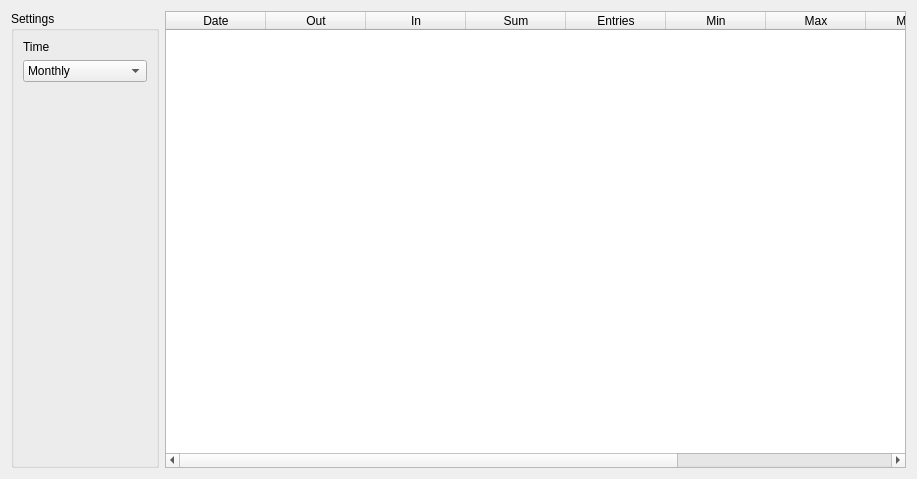
Qt form piggy_bank/ui/periods.ui (pbertoni89/piggy-bank) before a commit.
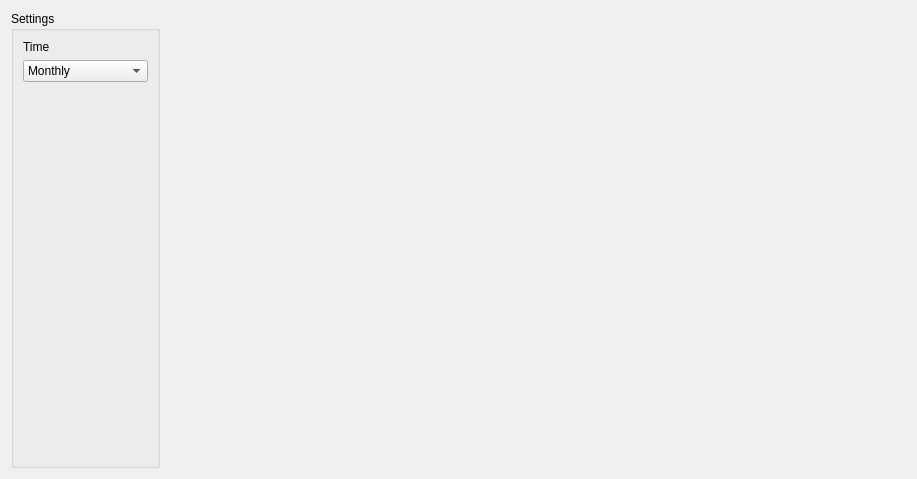
The same form after that commit.

Commit message: Class tabs list each class's movements; tables have static .ui columns

```diff
--- a/piggy_bank/ui/periods.ui
+++ b/piggy_bank/ui/periods.ui
@@ -68,62 +68,7 @@
       </widget>
      </item>
      <item>
-      <layout class="QVBoxLayout" name="qvl_periods">
-       <item>
-        <widget class="QTableWidget" name="qtw_periods">
-         <column>
-          <property name="text">
-           <string>Date</string>
-          </property>
-         </column>
-         <column>
-          <property name="text">
-           <string>Out</string>
-          </property>
-         </column>
-         <column>
-          <property name="text">
-           <string>In</string>
-          </property>
-         </column>
-         <column>
-          <property name="text">
-           <string>Sum</string>
-          </property>
-         </column>
-         <column>
-          <property name="text">
-           <string>Entries</string>
-          </property>
-         </column>
-         <column>
-          <property name="text">
-           <string>Min</string>
-          </property>
-         </column>
-         <column>
-          <property name="text">
-           <string>Max</string>
-          </property>
-         </column>
-         <column>
-          <property name="text">
-           <string>Median</string>
-          </property>
-         </column>
-         <column>
-          <property name="text">
-           <string>Avg</string>
-          </property>
-         </column>
-         <column>
-          <property name="text">
-           <string>Std</string>
-          </property>
-         </column>
-        </widget>
-       </item>
-      </layout>
+      <layout class="QVBoxLayout" name="qvl_periods"/>
      </item>
     </layout>
    </item>
```
The commit also changes 10 other files.
